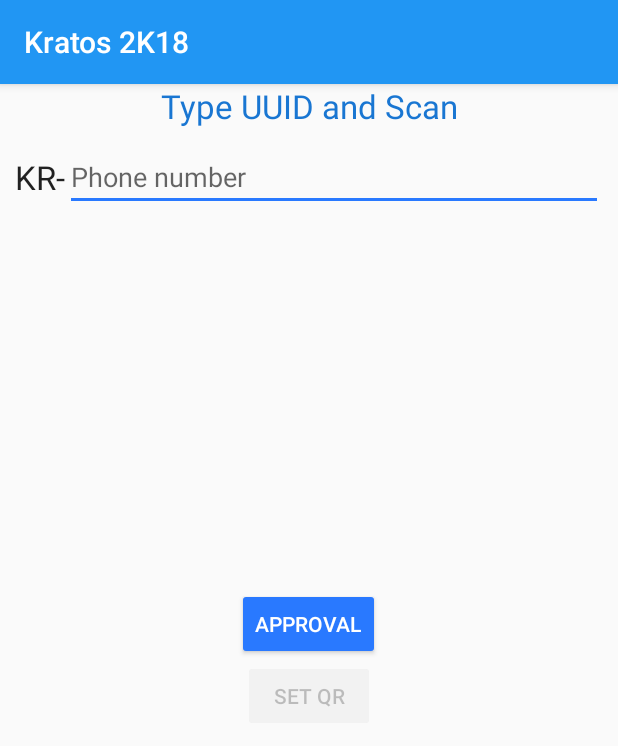
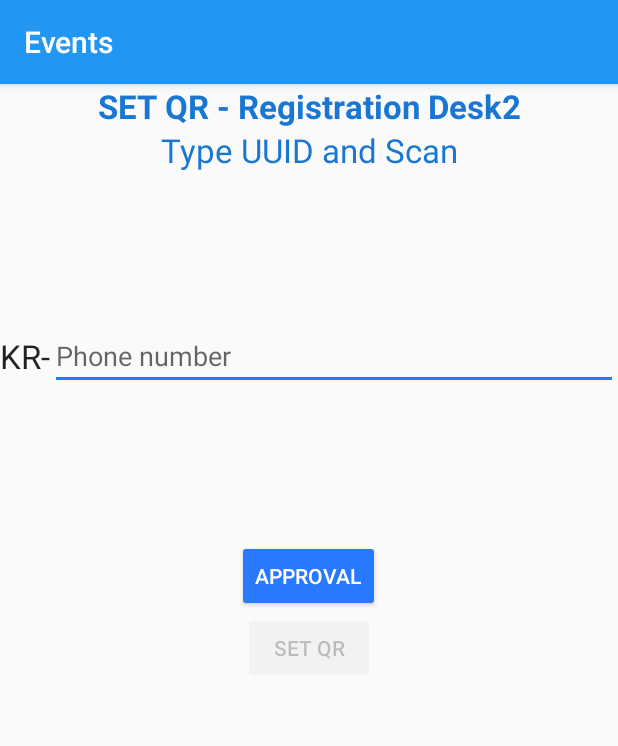
Before and after one commit to Arunm619/Kratos2K18, an Android app: the MarkQRActivity screen opened directly, with no data from a screen before it, on a phone screen of 412 x 824 dp. Shown: the top 746 px of the screen. Run offline under Robolectric (Android 15) with nearby library versions, the phone set to English and light mode, and no system bars; our stand-ins replace Firebase (no records; nobody signed in at launch, a user with empty details on screens opened directly); libraries missing offline, so code that uses them is left out: com.google.zxing.integration.

Commit message:
Deployed three apps. One for Registration Desk 1,2 and Events app. Materialized the app.

```diff
--- a/app/src/main/java/com/kratos18/kratos2k18/MarkQRActivity.java
+++ b/app/src/main/java/com/kratos18/kratos2k18/MarkQRActivity.java
@@ -1,6 +1,7 @@
 package com.kratos18.kratos2k18;
 
 import android.content.Intent;
+import android.support.design.widget.Snackbar;
 import android.support.v7.app.AppCompatActivity;
 import android.os.Bundle;
 import android.text.TextUtils;
@@ -8,6 +9,7 @@ import android.util.Log;
 import android.view.View;
 import android.widget.Button;
 import android.widget.EditText;
+import android.widget.RelativeLayout;
 import android.widget.Toast;
 
 import com.google.firebase.database.DataSnapshot;
@@ -27,26 +29,26 @@ import java.util.Map;
 
 public class MarkQRActivity extends AppCompatActivity {
 
-    private static final String TAG ="Arun checks" ;
+    private static final String TAG = "Arun checks";
     FirebaseDatabase database;
     DatabaseReference myRef, ListRef;
 
     String QRCODEValue;
-    Button btn_scan,btn_checkredundancy;
+    Button btn_scan, btn_checkredundancy;
     String userid;
     EditText et_uuid;
-    List<Object> listofnumbers;
+    RelativeLayout rl_marqr;
 
     @Override
     protected void onCreate(Bundle savedInstanceState) {
         super.onCreate(savedInstanceState);
         setContentView(R.layout.activity_mark_qr);
-
+        rl_marqr = findViewById(R.id.rl_marqr);
         et_uuid = findViewById(R.id.input_uuid);
         database = FirebaseDatabase.getInstance();
         myRef = database.getReferenceFromUrl("https://kratos2k18-896f6.firebaseio.com/Users");
-        ListRef = database.getReferenceFromUrl("https://kratos2k18-896f6.firebaseio.com/AddedNumbers");
-        listofnumbers = new ArrayList<>();
+        //  ListRef = database.getReferenceFromUrl("https://kratos2k18-896f6.firebaseio.com/AddedNumbers");
+        // listofnumbers = new ArrayList<>();
 
 //        ListRef.addValueEventListener(new ValueEventListener() {
 //            @Override
@@ -67,7 +69,7 @@ public class MarkQRActivity extends AppCompatActivity {
 
         btn_scan = findViewById(R.id.btn_setqrcode);
         btn_scan.setEnabled(false);
-        btn_checkredundancy=findViewById(R.id.btn_checkredundancy);
+        btn_checkredundancy = findViewById(R.id.btn_checkredundancy);
         //Toast.makeText(MarkQRActivity.this, "Size" + listofnumbers.size(), Toast.LENGTH_SHORT).show();
 
 
@@ -77,7 +79,8 @@ btn_checkredundancy.setOnClickListener(new View.OnClickListener() {
 
                 userid = et_uuid.getText().toString();
                 if (TextUtils.isEmpty(userid))
-            Toast.makeText(MarkQRActivity.this, "Enter a number", Toast.LENGTH_SHORT).show();
+                    Snackbar.make(rl_marqr, "Please Enter a Number!", Snackbar.LENGTH_SHORT).
+                       show();
                 else
                     ispresentalready(userid);
 
@@ -92,8 +95,7 @@ btn_checkredundancy.setOnClickListener(new View.OnClickListener() {
 
 
                 if (TextUtils.isEmpty(userid))
-                    Toast.makeText(MarkQRActivity.this, "Enter a number", Toast.LENGTH_SHORT).show();
-
+                    Snackbar.make(rl_marqr, "Enter Number...", Snackbar.LENGTH_SHORT).show();
 
                 else
                     checkqr();
@@ -108,14 +110,14 @@ btn_checkredundancy.setOnClickListener(new View.OnClickListener() {
     private void ispresentalready(final String userid) {
 
 
-        myRef.child("KR-"+userid).addListenerForSingleValueEvent(new ValueEventListener() {
+        myRef.child("KR-" + userid).addListenerForSingleValueEvent(new ValueEventListener() {
             @Override
             public void onDataChange(DataSnapshot dataSnapshot) {
                 if (dataSnapshot.exists()) {
-                    Toast.makeText(MarkQRActivity.this, "Found", Toast.LENGTH_SHORT).show();
+                    Snackbar.make(rl_marqr, "Good to go.", Snackbar.LENGTH_SHORT).show();
                     btn_scan.setEnabled(true);
                 } else
-                    Toast.makeText(MarkQRActivity.this, "No", Toast.LENGTH_SHORT).show();
+                    Toast.makeText(MarkQRActivity.this, "Please Register First.", Toast.LENGTH_SHORT).show();
             }
 
             @Override
@@ -146,8 +148,12 @@ btn_checkredundancy.setOnClickListener(new View.OnClickListener() {
 
 //            myRef.child("QRCODES").child(QRCODEValue).setValue("KR-"+userid);
 
-            Toast.makeText(MarkQRActivity.this, "Successfully set ", Toast.LENGTH_SHORT).show();
-
+            Snackbar.make(rl_marqr, "Awesome! Succesfully Set!", Snackbar.LENGTH_INDEFINITE).setAction("Okay!", new View.OnClickListener() {
+                @Override
+                public void onClick(View view) {
+                    clearall();
+                }
+            }).show();
 
         } else
 
@@ -157,4 +163,9 @@ btn_checkredundancy.setOnClickListener(new View.OnClickListener() {
 
         }
     }
+
+    private void clearall() {
+        et_uuid.setText("");
+        btn_scan.setEnabled(false);
     }
+}
--- a/app/src/main/res/layout/activity_choose_winners.xml
+++ b/app/src/main/res/layout/activity_choose_winners.xml
@@ -38,15 +38,18 @@
         android:hint="Type winner 1 phone number"
         android:layout_width="match_parent"
         android:layout_height="wrap_content"
+        android:inputType="number"
         android:id="@+id/et_typewinner1"/>
 
     <EditText
         android:hint="Type winner 2 phone number"
+        android:inputType="number"
         android:layout_width="match_parent"
         android:layout_height="wrap_content"
         android:id="@+id/et_typewinner2"/>
 
     <EditText
+        android:inputType="number"
         android:hint="Type winner 3 phone number"
         android:layout_width="match_parent"
         android:layout_height="wrap_content"
--- a/app/src/main/res/layout/activity_mark_qr.xml
+++ b/app/src/main/res/layout/activity_mark_qr.xml
@@ -3,14 +3,26 @@
     xmlns:app="http://schemas.android.com/apk/res-auto"
     xmlns:tools="http://schemas.android.com/tools"
     android:layout_width="match_parent"
+  android:id="@+id/rl_marqr"
     android:layout_height="match_parent"
     tools:context="com.kratos18.kratos2k18.MarkQRActivity">
 
     <TextView
+       android:id="@+id/tvtvScan"
+        android:layout_width="match_parent"
+        android:layout_height="wrap_content"
+        android:gravity="center"
+        android:textStyle="bold"
+        android:text="SET QR - Registration Desk2"
+        android:textAppearance="@style/Base.TextAppearance.AppCompat.Large"
+        android:textColor="@color/colorPrimaryDark"/>
+    <TextView
+        android:layout_below="@id/tvtvScan"
         android:id="@+id/tvtvscanqr"
         android:layout_width="match_parent"
         android:layout_height="wrap_content"
         android:gravity="center"
+
         android:text="Type UUID and Scan"
         android:textAppearance="@style/Base.TextAppearance.AppCompat.Large"
         android:textColor="@color/colorPrimaryDark" />
@@ -21,7 +33,8 @@
         android:layout_width="match_parent"
         android:layout_height="wrap_content"
         android:layout_below="@id/tvtvscanqr"
-        android:layout_margin="10dp"
+        android:id="@+id/llholder"
+        android:layout_marginTop="100dp"
         android:gravity="center"
         android:orientation="horizontal">
 
@@ -45,7 +58,9 @@
 
     <LinearLayout
         android:layout_centerHorizontal="true"
-        android:layout_centerInParent="true" android:orientation="vertical"
+        android:orientation="vertical"
+        android:layout_marginTop="100dp"
+       android:layout_below="@id/llholder"
         android:layout_width="match_parent"
         android:layout_height="wrap_content">
 
--- a/app/src/main/res/layout/activity_show_details.xml
+++ b/app/src/main/res/layout/activity_show_details.xml
@@ -5,6 +5,7 @@
     android:layout_width="match_parent"
     android:layout_height="match_parent"
     android:padding="10dp"
+   android:id="@+id/rl_showdetails"
     tools:context="com.kratos18.kratos2k18.ShowDetailsActivity">
 
 
--- a/app/src/main/res/layout/activity_winners.xml
+++ b/app/src/main/res/layout/activity_winners.xml
@@ -31,6 +31,7 @@
             android:layout_width="wrap_content"
             android:layout_height="wrap_content"
             android:layout_toRightOf="@id/tvtvfp"
+
             android:text="@string/Winner"
             android:textAppearance="@style/Base.TextAppearance.AppCompat.Medium" />
 
--- a/app/src/main/res/values/strings.xml
+++ b/app/src/main/res/values/strings.xml
@@ -1,5 +1,8 @@
 <resources>
-    <string name="app_name">Kratos 2K18</string>
+    <string name="app_name_register">Registration</string>
+    <string name="app_name_markqr">Registration 2</string>
+    <string name="app_name_eventname">Events</string>
+
     <string name="paper_presentation">Paper Presentation</string>
     <string name="Winners">Winners List</string>
     <string name="project">Project Display</string>
@@ -23,4 +26,5 @@
     <string name="midcity">Midcity Madness</string>
     <string name="connections">Connections</string>
     <string name="Google_it">Google It</string>
+    <string name="ChooseWinners">Choose Winners</string>
 </resources>
```
Also changed, not shown: app/src/main/AndroidManifest.xml (+15 -9 lines), app/src/main/java/com/kratos18/kratos2k18/ScanQRActivity.java (+24 -22 lines), app/src/main/java/com/kratos18/kratos2k18/SelectEvent.java (+9 -2 lines), app/src/main/java/com/kratos18/kratos2k18/ShowDetailsActivity.java (+12 -1 lines), app/src/main/res/layout/activity_scan_qr.xml (+11 -5 lines), app/src/main/res/menu/menu.xml (added, +9 -0 lines), app/src/main/res/drawable/kratos_logo_fx.jpg (added). Lines whose indentation alone changed are shown as unchanged.
